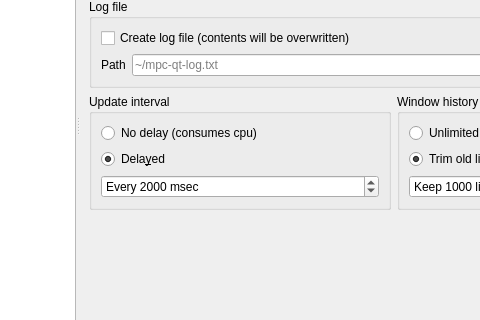
mpc-qt/mpc-qt, file settingswindow.ui: the form before one commit; both pictures show x 178 to 658 and y 164 to 484 of the 896 by 605 pixel window.
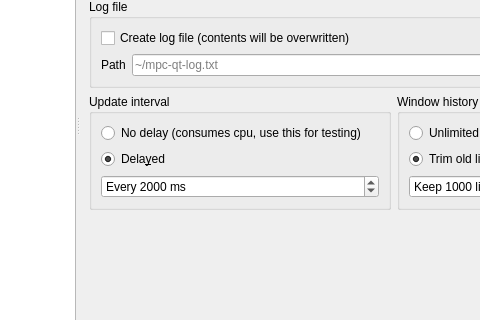
The form after the commit.

Commit message:
msec->ms, add note about testing
Use proper SI unit representation for milliseconds.

While I'm here, add note about using no delay for testing.

The edit to the form file:
```diff
--- a/settingswindow.ui
+++ b/settingswindow.ui
@@ -7898,7 +7898,7 @@
               <item>
                <widget class="QRadioButton" name="logUpdateNoDelay">
                 <property name="text">
-                 <string>No delay (consumes cpu)</string>
+                 <string>No delay (consumes cpu, use this for testing)</string>
                 </property>
                </widget>
               </item>
@@ -7921,7 +7921,7 @@
                  </sizepolicy>
                 </property>
                 <property name="suffix">
-                 <string> msec</string>
+                 <string> ms</string>
                 </property>
                 <property name="prefix">
                  <string>Every </string>
```
The commit also changes 8 other files.
